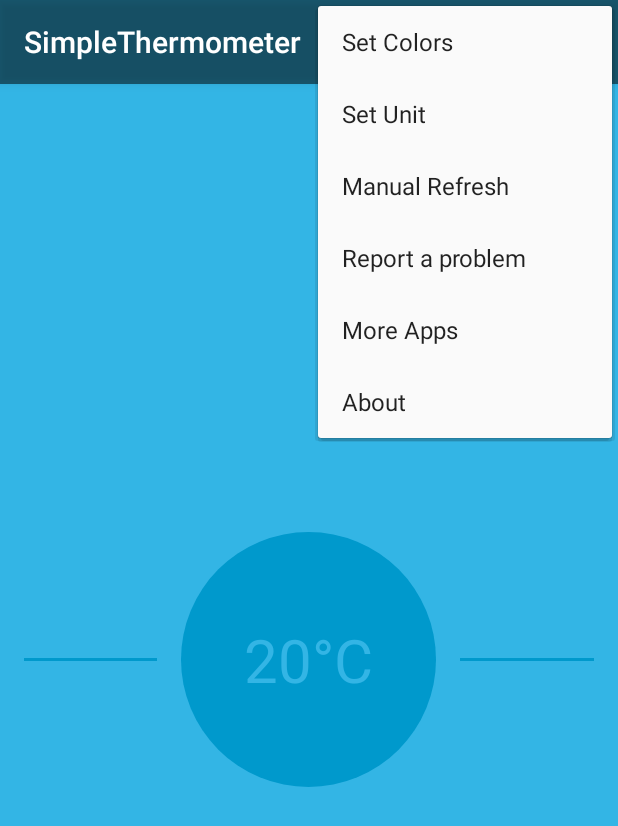
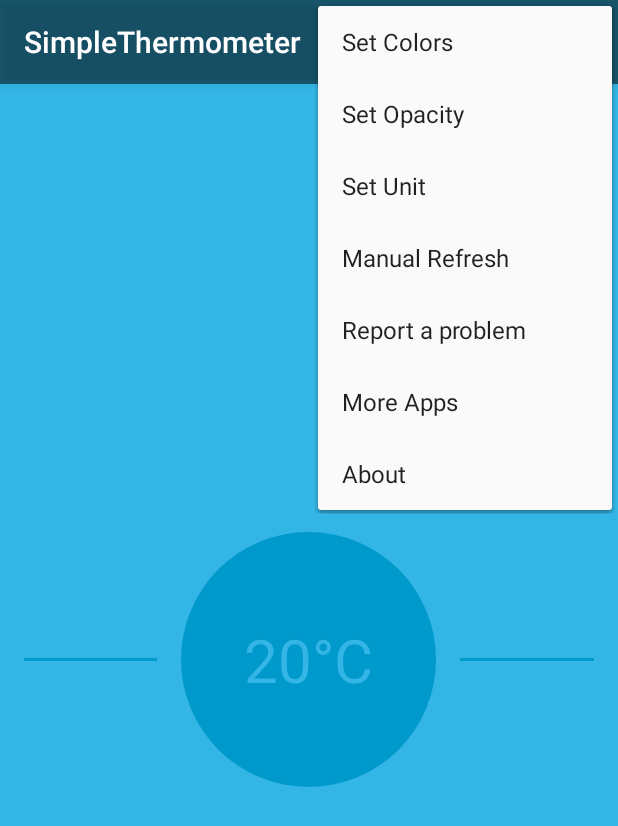
Before and after one commit to tvbarthel/SimpleThermometerProject, an Android app: the screen it shows after launch (MainActivity), with the options menu open, on a phone screen of 412 x 824 dp. Shown: the top 826 px of the screen. Run offline under Robolectric (Android 15) with nearby library versions, the light colour scheme and no system bars.

Commit message:
Add an opacity chooser skeleton

```diff
--- a/SimpleThermometer/src/main/res/menu/main.xml
+++ b/SimpleThermometer/src/main/res/menu/main.xml
@@ -7,10 +7,17 @@
         resauto:showAsAction="never" />
 
     <item
+        android:id="@+id/menu_item_action_set_opacity"
+        android:orderInCategory="101"
+        android:title="@string/action_set_opacity"
+        resauto:showAsAction="never" />
+
+    <item
         android:id="@+id/menu_item_action_temperature_unit"
         android:orderInCategory="103"
         android:title="@string/action_temperature_unit"
         resauto:showAsAction="never" />
+
 
     <item
         android:id="@+id/menu_item_action_manual_refresh"
--- a/SimpleThermometer/src/main/res/values/strings.xml
+++ b/SimpleThermometer/src/main/res/values/strings.xml
@@ -9,6 +9,7 @@
     <string name="action_about">About</string>
     <string name="action_report_a_problem">Report a problem</string>
     <string name="action_more_apps">More Apps</string>
+    <string name="action_set_opacity">Set Opacity</string>
 
     <!-- Color picker -->
     <string name="change_color_fragment_background">Background Color</string>
@@ -35,6 +36,9 @@
     <string name="temperature_unit_kelvin_symbol" translatable="false">K</string>
     <string name="temperature_unit_fahrenheit">Fahrenheit</string>
     <string name="temperature_unit_fahrenheit_symbol" translatable="false">°F</string>
+
+    <!-- Opacity Picker -->
+    <string name="opacity_picker_title">Set the opacity</string>
 
     <!-- Error messages -->
     <string name="error_message_network_not_connected">No connection</string>
```
Also changed, not shown: SimpleThermometer/src/main/java/fr/tvbarthel/apps/simplethermometer/MainActivity.java (+8 -0 lines), SimpleThermometer/src/main/java/fr/tvbarthel/apps/simplethermometer/dialogfragments/OpacityDialogFragment.java (added, +48 -0 lines), SimpleThermometer/src/main/res/layout/dialog_opacity.xml (added, +23 -0 lines), 1 other file.
